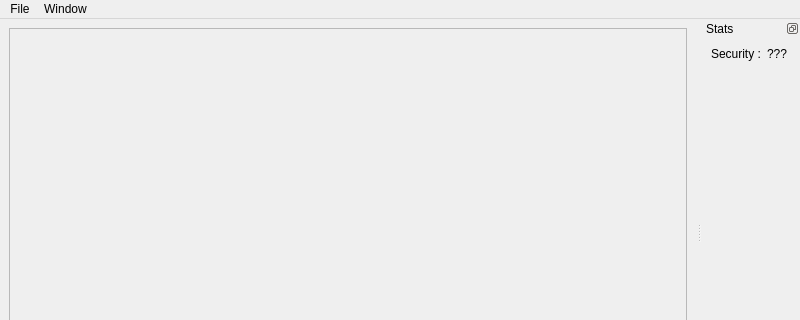
Above: src/GUI/MainWindow.ui from AurelienBesnier/Projet-HAI927 before the change; both pictures show x 0 to 800 and y 0 to 320 of the 800 by 600 pixel window. Below: the same form after it.
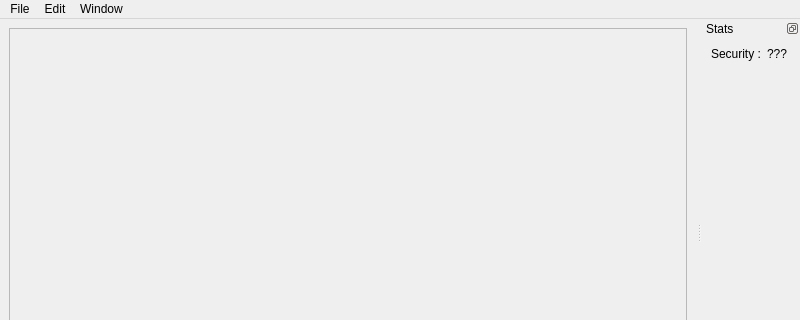
That is the form after the change.

The edit to the form file:
```diff
--- a/src/GUI/MainWindow.ui
+++ b/src/GUI/MainWindow.ui
@@ -79,7 +79,13 @@
     <addaction name="zoom_in_action"/>
     <addaction name="zoom_out_action"/>
    </widget>
+   <widget class="QMenu" name="edit_menu">
+    <property name="title">
+     <string>Edit</string>
+    </property>
+   </widget>
    <addaction name="menuFile"/>
+   <addaction name="edit_menu"/>
    <addaction name="menuWindow"/>
   </widget>
   <widget class="QStatusBar" name="statusbar"/>
```
